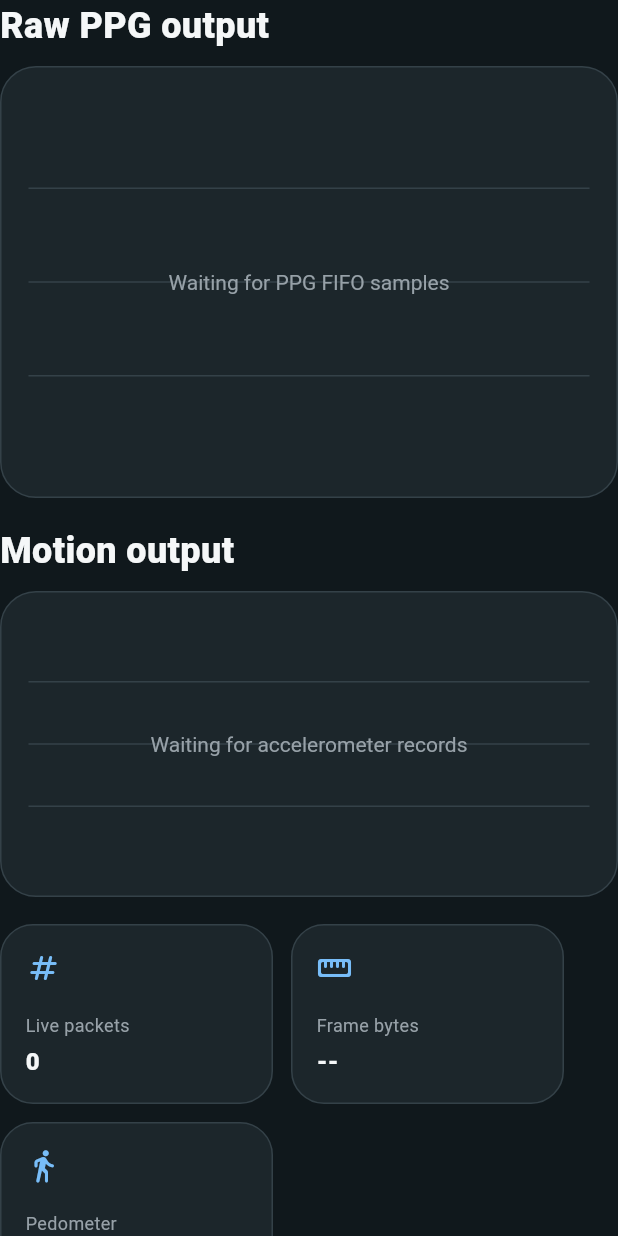
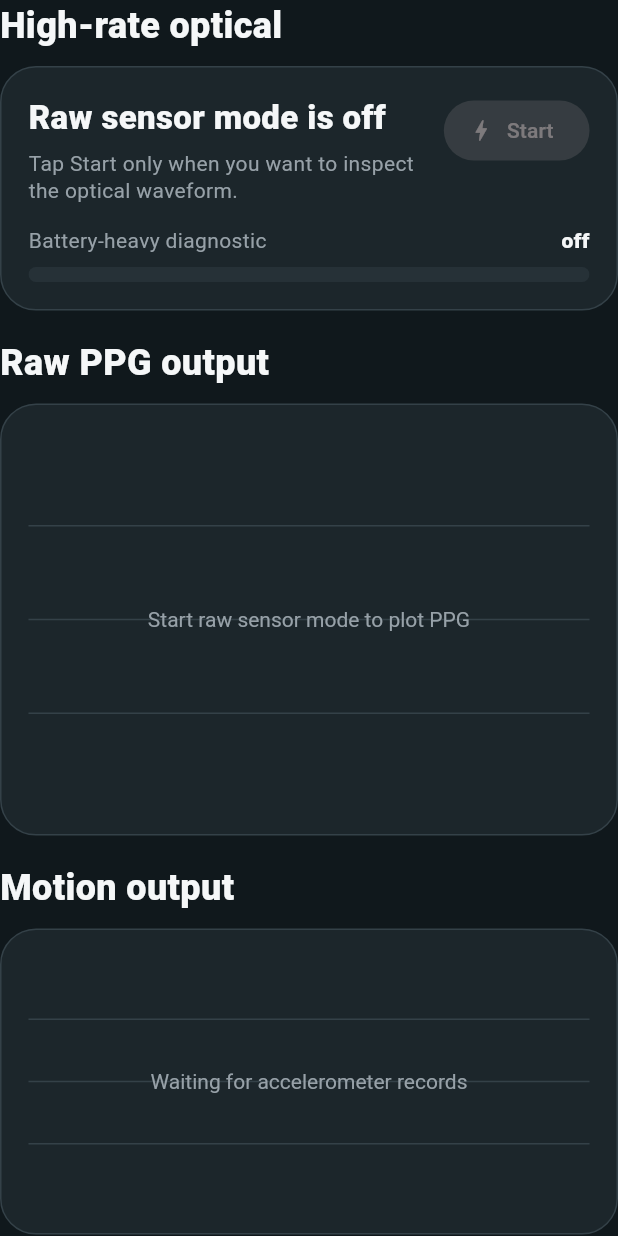
Before and after one commit to mateo-gepard/OpenpulseApp, a Flutter app: the LiveView widget shown alone on an empty page, opened directly with empty values, on a phone screen of 412 x 824 dp. Run offline on Flutter 3.47's test engine with Material 3 defaults, Android fonts, the phone set to English and light mode, and no system bars; our stand-ins replace flutter_blue_plus, flutter_local_notifications; missing offline and left inert: sqlite3; Roboto replaces fonts that are missing (Helvetica).

Commit message:
Gate raw PPG diagnostics behind live mode

```diff
--- a/mobile/openpulse_app/lib/ui/openpulse_app.dart
+++ b/mobile/openpulse_app/lib/ui/openpulse_app.dart
@@ -1,3 +1,4 @@
+import 'dart:async';
 import 'dart:math' as math;
 
 import 'package:flutter/material.dart';
@@ -109,7 +110,12 @@ class _OpenPulseShellState extends State<OpenPulseShell> {
           bottomNavigationBar: _BottomNav(
             selectedIndex: _tab,
             tabs: _tabs,
-            onSelected: (index) => setState(() => _tab = index),
+            onSelected: (index) {
+              if (index != 1) {
+                unawaited(controller.stopRawPpgDiagnostics());
+              }
+              setState(() => _tab = index);
+            },
           ),
         );
       },
@@ -189,7 +195,6 @@ class TodayView extends StatelessWidget {
   @override
   Widget build(BuildContext context) {
     final live = controller.latestLiveRecord;
-    final raw = controller.latestRawPpgFrame;
     final battery = controller.latestBattery;
     final puck = controller.latestPuckStatus;
     final summary = controller.selectedDaySummary;
@@ -197,7 +202,6 @@ class TodayView extends StatelessWidget {
     final stepProgress = steps == null
         ? 0.0
         : (steps / controller.stepGoal).clamp(0.0, 1.0).toDouble();
-    final ppgOk = raw?.payloadLength != null && raw!.payloadLength > 0;
 
     return Column(
       crossAxisAlignment: CrossAxisAlignment.start,
@@ -206,7 +210,6 @@ class TodayView extends StatelessWidget {
           controller: controller,
           steps: steps,
           stepProgress: stepProgress,
-          ppgOk: ppgOk,
         ),
         const SizedBox(height: 18),
         _RingRow(
@@ -227,30 +230,9 @@ class TodayView extends StatelessWidget {
                   : (controller.livePacketCount / 120).clamp(0.0, 1.0),
               color: _blue,
             ),
-            _MetricRing(
-              label: 'PPG',
-              value: ppgOk ? '${raw.payloadLength}' : '--',
-              footer: ppgOk ? 'bytes' : raw?.sensorLabel ?? 'waiting',
-              progress: ppgOk ? 1 : 0,
-              color: _red,
-            ),
           ],
         ),
         const SizedBox(height: 18),
-        _SectionTitle('Sensor signal'),
-        _Surface(
-          child: SizedBox(
-            height: 186,
-            child: _PpgPlot(
-              samples: controller.recentRawPpgSamples,
-              fallback: controller.recentLiveRecords
-                  .map((record) => record.accelMilliG ?? 0)
-                  .where((value) => value > 0)
-                  .toList(growable: false),
-            ),
-          ),
-        ),
-        const SizedBox(height: 14),
         _MetricStrip(
           items: [
             _StripItem(
@@ -286,10 +268,6 @@ class TodayView extends StatelessWidget {
                 summary?.liveRecords.toString() ?? 'Waiting',
               ),
               _FactRow(
-                'Raw PPG frames',
-                summary?.rawPpgFrames.toString() ?? 'Waiting',
-              ),
-              _FactRow(
                 'Last sync',
                 summary?.lastLiveAt == null
                     ? 'Waiting'
@@ -312,13 +290,11 @@ class _HeroPanel extends StatelessWidget {
     required this.controller,
     required this.steps,
     required this.stepProgress,
-    required this.ppgOk,
   });
 
   final OpenPulseController controller;
   final int? steps;
   final double stepProgress;
-  final bool ppgOk;
 
   @override
   Widget build(BuildContext context) {
@@ -389,13 +365,6 @@ class _HeroPanel extends StatelessWidget {
             label: 'Step goal',
             trailing: '${(stepProgress * 100).round()}%',
           ),
-          const SizedBox(height: 10),
-          _ProgressLine(
-            value: ppgOk ? 1 : 0,
-            color: _red,
-            label: 'PPG sensor',
-            trailing: ppgOk ? 'signal' : 'waiting',
-          ),
         ],
       ),
     );
@@ -411,14 +380,73 @@ class LiveView extends StatelessWidget {
   Widget build(BuildContext context) {
     final live = controller.latestLiveRecord;
     final raw = controller.latestRawPpgFrame;
+    final rawEnabled = controller.rawPpgDiagnosticEnabled;
     return Column(
       crossAxisAlignment: CrossAxisAlignment.start,
       children: [
+        _SectionTitle('High-rate optical'),
+        _Surface(
+          child: Column(
+            crossAxisAlignment: CrossAxisAlignment.start,
+            children: [
+              Row(
+                crossAxisAlignment: CrossAxisAlignment.start,
+                children: [
+                  Expanded(
+                    child: Column(
+                      crossAxisAlignment: CrossAxisAlignment.start,
+                      children: [
+                        Text(
+                          rawEnabled
+                              ? 'Raw sensor mode is active'
+                              : 'Raw sensor mode is off',
+                          style: const TextStyle(
+                            fontSize: 22,
+                            fontWeight: FontWeight.w900,
+                          ),
+                        ),
+                        const SizedBox(height: 6),
+                        Text(
+                          rawEnabled
+                              ? 'Streaming single-channel green PPG at 128 Hz.'
+                              : 'Tap Start only when you want to inspect the optical waveform.',
+                          style: const TextStyle(color: _muted, height: 1.25),
+                        ),
+                      ],
+                    ),
+                  ),
+                  FilledButton.icon(
+                    onPressed: controller.customServiceReady
+                        ? rawEnabled
+                              ? controller.stopRawPpgDiagnostics
+                              : controller.startRawPpgDiagnostics
+                        : null,
+                    icon: Icon(rawEnabled ? Icons.stop_rounded : Icons.bolt),
+                    label: Text(rawEnabled ? 'Stop' : 'Start'),
+                  ),
+                ],
+              ),
+              const SizedBox(height: 14),
+              _ProgressLine(
+                value: rawEnabled ? 1 : 0,
+                color: rawEnabled ? _red : _line,
+                label: 'Battery-heavy diagnostic',
+                trailing: rawEnabled ? 'on' : 'off',
+              ),
+            ],
+          ),
+        ),
+        const SizedBox(height: 18),
         _SectionTitle('Raw PPG output'),
         _Surface(
           child: SizedBox(
             height: 250,
-            child: _PpgPlot(samples: controller.recentRawPpgSamples),
+            child: _PpgPlot(
+              samples: rawEnabled ? controller.recentRawPpgSamples : const [],
+              emptyLabel: rawEnabled
+                  ? 'Waiting for high-rate PPG samples'
+                  : 'Start raw sensor mode to plot PPG',
+            ),
           ),
         ),
         const SizedBox(height: 18),
@@ -676,19 +704,8 @@ class DeviceView extends StatelessWidget {
                     : null,
               ),
               const SizedBox(height: 10),
-              Row(
-                children: [
-                  Expanded(
-                    child: OutlinedButton.icon(
-                      onPressed: controller.customServiceReady
-                          ? controller.requestRawPpgWindow
-                          : null,
-                      icon: const Icon(Icons.show_chart_rounded),
-                      label: const Text('Raw PPG'),
-                    ),
-                  ),
-                  const SizedBox(width: 10),
-                  Expanded(
+              SizedBox(
+                width: double.infinity,
                 child: OutlinedButton.icon(
                   onPressed: controller.customServiceReady
                       ? controller.requestBackfill
@@ -696,8 +713,6 @@ class DeviceView extends StatelessWidget {
                   icon: const Icon(Icons.sync_rounded),
                   label: const Text('Backfill'),
                 ),
-                  ),
-                ],
               ),
             ],
           ),
@@ -1186,19 +1201,21 @@ class _SliderRow extends StatelessWidget {
 }
 
 class _PpgPlot extends StatelessWidget {
-  const _PpgPlot({required this.samples, this.fallback = const []});
+  const _PpgPlot({
+    required this.samples,
+    this.emptyLabel = 'Waiting for PPG FIFO samples',
+  });
 
   final List<int> samples;
-  final List<int> fallback;
+  final String emptyLabel;
 
   @override
   Widget build(BuildContext context) {
-    final values = samples.isNotEmpty ? samples : fallback;
     return CustomPaint(
       painter: _LinePlotPainter(
-        values: values,
+        values: samples,
         color: samples.isNotEmpty ? _red : _mint,
-        emptyLabel: samples.isNotEmpty ? '' : 'Waiting for PPG FIFO samples',
+        emptyLabel: samples.isNotEmpty ? '' : emptyLabel,
       ),
       child: const SizedBox.expand(),
     );
```
Also changed, not shown: mobile/openpulse_app/lib/ble/openpulse_controller.dart (+83 -17 lines), 2 other files. Lines whose indentation alone changed are shown as unchanged.
